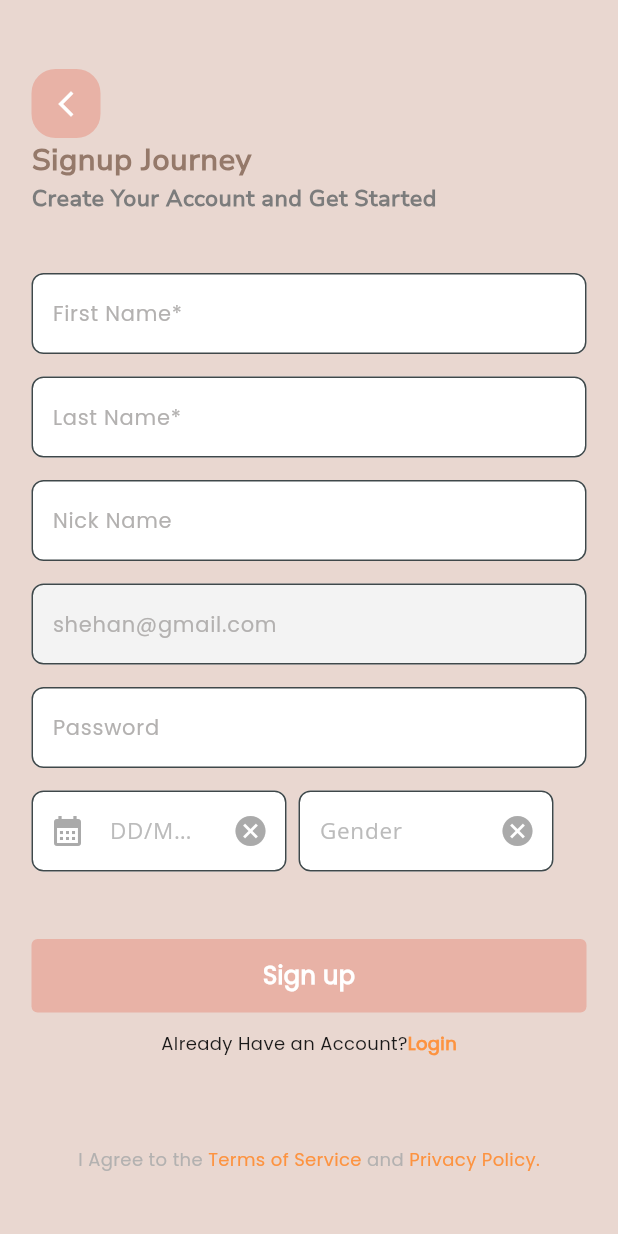
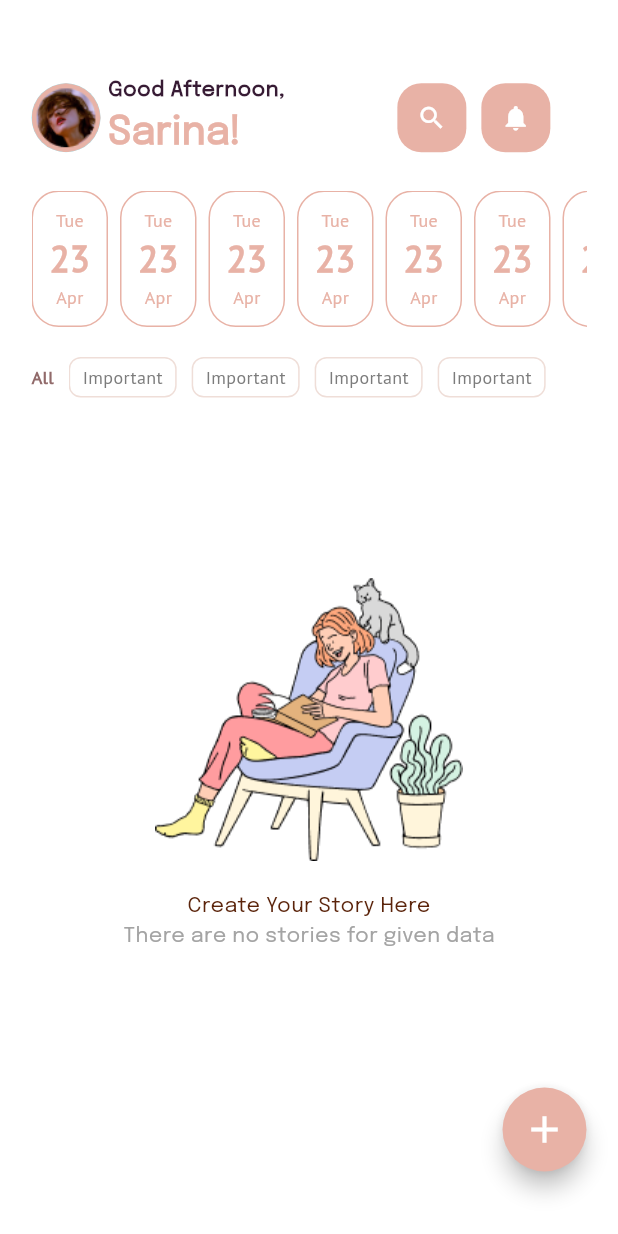
Before and after one commit to sarasiyashodha/Diary_App, a Flutter app: the SignupPage screen opened directly, after a tap on "Sign up", on a phone screen of 412 x 824 dp. Run offline on Flutter 3.47's test engine with Material 3 defaults, Android fonts, the phone set to English and light mode, and no system bars; our stand-ins replace lottie.

Commit message:
Started creating homepage

```diff
--- /dev/null
+++ b/lib/components/profile.dart
@@ -0,0 +1,42 @@
+import 'package:flutter/material.dart';
+
+class Profile extends StatelessWidget {
+  const Profile({
+    super.key,
+  });
+
+  @override
+  Widget build(BuildContext context) {
+    return Row(
+      children: [
+        CircleAvatar(
+          radius: 23.0,
+          backgroundImage: AssetImage('images/profile.png'),
+        ),
+        SizedBox(
+          width: 5.0,
+        ),
+        Column(
+          crossAxisAlignment: CrossAxisAlignment.start,
+          children: [
+            Text('Good Afternoon,',
+              style: TextStyle(
+                  fontFamily: 'Epilogue',
+                  fontWeight: FontWeight.w600,
+                  color: Color(0XFF371B34),
+                  fontSize: 14.0
+              ),),
+            Text('Sarina!',
+              style: TextStyle(
+                  fontFamily: 'Epilogue',
+                  fontWeight: FontWeight.w700,
+                  color: Color(0XFFE8B2A6),
+                  fontSize: 26.0
+              ),)
+          ],
+        )
+
+      ],
+    );
+  }
+}
--- /dev/null
+++ b/lib/screens/profile/home_page.dart
@@ -0,0 +1,197 @@
+import 'package:diary_app/components/custom_icon_button.dart';
+import 'package:flutter/material.dart';
+
+import '../../components/profile.dart';
+
+class HomePage extends StatefulWidget {
+  const HomePage({super.key});
+
+  @override
+  State<HomePage> createState() => _HomePageState();
+}
+
+class _HomePageState extends State<HomePage> {
+  @override
+  Widget build(BuildContext context) {
+    return Scaffold(
+      backgroundColor: Colors.white,
+      body: Container(
+        margin: EdgeInsets.all(21.0),
+        child: Column(
+          children: [
+            SizedBox(
+              height: 29.0,
+            ),
+            Row(
+              children: [
+                Profile(),
+                SizedBox(
+                  width: 75.0,
+                ),
+                CustomIconButton(icon: Icons.search, onPressed: (){}),
+                SizedBox(
+                  width: 10.0,
+                ),
+                CustomIconButton(icon: Icons.notifications, onPressed: (){})
+              ],
+            ),
+            SizedBox(
+              height: 20.0,
+            ),
+            Container(
+              width: double.maxFinite,
+              height: 91.0,
+              child: ListView.builder(
+                itemCount: 10,
+                  scrollDirection: Axis.horizontal,
+                  itemBuilder: (context, index){
+                    return Container(
+                      margin: EdgeInsets.only(left: 0.0, top: 0.0, right: 8.0, bottom: 0.0),
+                      height: 91.0,
+                      width: 51.0,
+                      decoration: BoxDecoration(
+                        color: Colors.white,
+                        borderRadius: BorderRadius.circular(18.0), // Set your desired border radius
+                        border: Border.all(
+                          color: Color(0XFFE8B2A6), // Set your desired border color
+                          width: 1.0, // Set your desired border width
+                        ),
+                      ),
+                      child: Column(
+                        mainAxisAlignment: MainAxisAlignment.center,
+                        children: [
+                          Text('Tue',
+                            style: TextStyle(
+                                fontFamily: 'PT Sans',
+                                fontWeight: FontWeight.w400,
+                                color: Color(0XFFE8B2A6),
+                                fontSize: 12.0
+                            ),
+                          ),
+                          Text('23',
+                            style: TextStyle(
+                                fontFamily: 'PT Sans',
+                                fontWeight: FontWeight.w700,
+                                color: Color(0XFFE8B2A6),
+                                fontSize: 24.0
+                            ),
+                          ),
+                          Text('Apr',
+                            style: TextStyle(
+                                fontFamily: 'PT Sans',
+                                fontWeight: FontWeight.w400,
+                                color: Color(0XFFE8B2A6),
+                                fontSize: 12.0
+                            ),
+                          )
+
+                        ],
+                      ),
+
+
+
+                    );
+                  }
+              ),
+            ),
+            SizedBox(
+              height: 20.0,
+            ),
+            Row(
+              children: [
+                Text('All',
+                  style: TextStyle(
+                      fontFamily: 'PT Sans',
+                      fontWeight: FontWeight.w700,
+                      color: Color(0XFF916A6A),
+                      fontSize: 12.0
+                  ),
+                ),
+                SizedBox(
+                  width: 10.0,
+                ),
+                Container(
+                  width: 325.0,
+                  height: 27.0,
+                  child: ListView.builder(
+                      itemCount: 10,
+                      scrollDirection: Axis.horizontal,
+                      itemBuilder: (context, index){
+                        return Container(
+                          margin: EdgeInsets.only(left: 0.0, top: 0.0, right: 10.0, bottom: 0.0),
+                          height: 27.0,
+                          width: 72.0,
+                          decoration: BoxDecoration(
+                            color: Colors.white,
+                            borderRadius: BorderRadius.circular(8.0), // Set your desired border radius
+                            border: Border.all(
+                              color: Color(0XFFEFDED8), // Set your desired border color
+                              width: 1.0, // Set your desired border width
+                            ),
+                          ),
+                          child: Center(
+                            child: Text('Important',
+                              style: TextStyle(
+                                  fontFamily: 'PT Sans',
+                                  fontWeight: FontWeight.w400,
+                                  color: Color(0XFF7C7C7C),
+                                  fontSize: 12.0
+                              ),
+                            ),
+                          ),
+
+
+
+
+                        );
+                      }
+                  ),
+                ),
+
+
+
+              ],
+            ),
+            SizedBox(
+              height: 120.0,
+            ),
+            Image.asset('images/create story.png'),
+            SizedBox(
+              height: 20.0,
+            ),
+            Text('Create Your Story Here',
+                style: TextStyle(
+                    fontFamily: 'Epilogue',
+                    fontWeight: FontWeight.w500,
+                    color: Color(0XFF5B240B),
+                    fontSize: 14.0
+                )
+            ),
+            Text('There are no stories for given data',
+                style: TextStyle(
+                    fontFamily: 'Epilogue',
+                    fontWeight: FontWeight.w500,
+                    color: Color(0XFFA4A4A4),
+                    fontSize: 14.0
+                )
+            ),
+            SizedBox(
+              height: 91.0,
+            ),
+            Align(
+              alignment: Alignment.bottomRight,
+              child: FloatingActionButton(
+                backgroundColor: Color(0XFFE8B2A6),
+                  shape: CircleBorder(),
+
+                child: Icon(Icons.add, color: Colors.white, size: 30.0,),
+                  onPressed: (){}),
+            )
+
+
+          ],
+        ),
+      ),
+    );
+  }
+}
--- a/lib/screens/signup/signup_page.dart
+++ b/lib/screens/signup/signup_page.dart
@@ -7,6 +7,7 @@ import '../../components/custom_icon_button.dart';
 import '../../components/custom_text_field.dart';
 import '../../components/text_field.dart';
 import '../../constants.dart';
+import '../profile/home_page.dart';
 import 'login_page.dart';
 
 class SignupPage extends StatefulWidget {
@@ -191,7 +192,14 @@ class _SignupPageState extends State<SignupPage> {
                 ],
               ),
               SizedBox(height: 45,),
-              Button(buttonText: 'Sign up', onTap: (){},),
+              Button(buttonText: 'Sign up',
+                onTap: (){
+                  Navigator.push(
+                    context,
+                    MaterialPageRoute(builder: (context) => HomePage()),
+                  );
+
+                },),
               SizedBox(height: 12.0,),
               Row(
                 mainAxisAlignment: MainAxisAlignment.center,
```
Also changed, not shown: pubspec.yaml (+10 -0 lines), fonts/Epilogue-Regular.ttf (added), fonts/PTSans-Regular.ttf (added), images/about.png (added), images/clock.png (added), images/create story.png (added), images/logout.png (added), images/profile.png (added).
